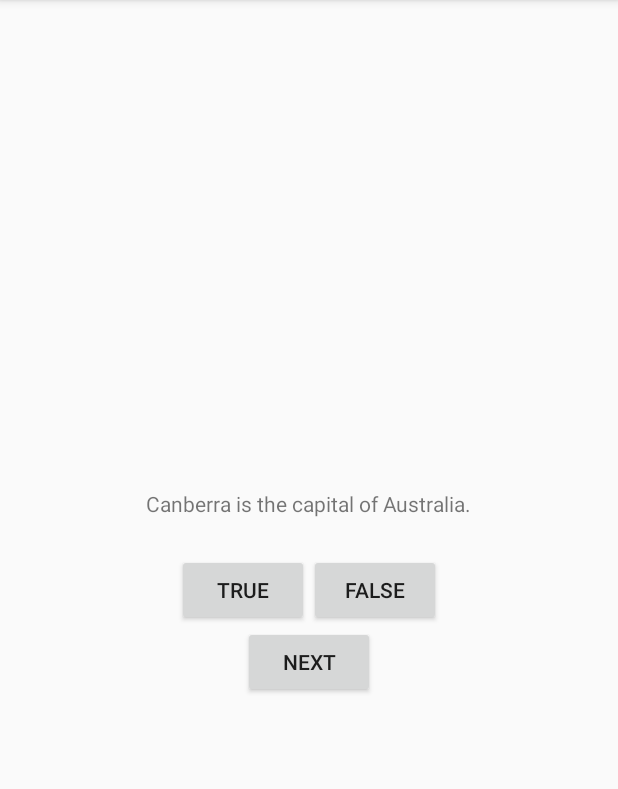
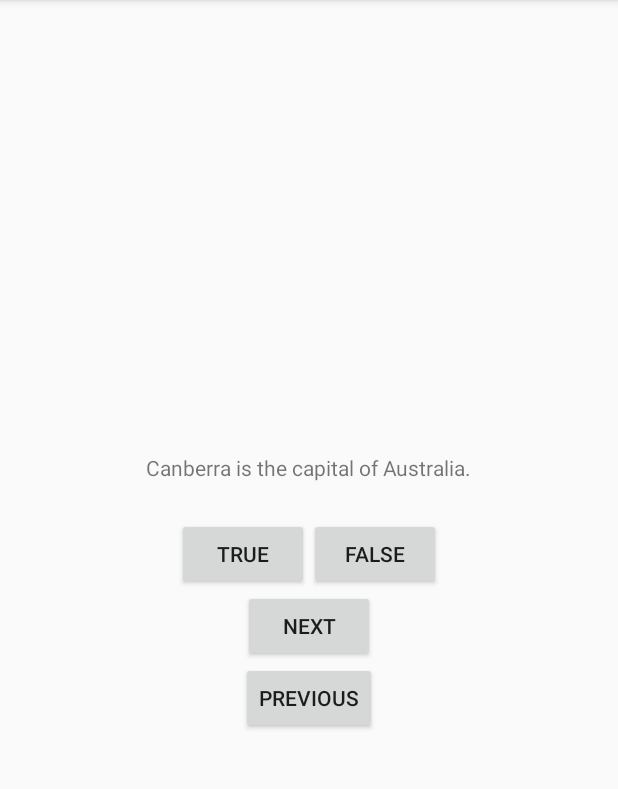
Before and after one commit to esingletary/GeoQuiz, an Android app: the screen it shows after launch (QuizActivity), on a phone screen of 412 x 824 dp, the part 84-873 px from its top. Run offline under Robolectric (Android 15) with nearby library versions, the phone set to English and light mode, and no system bars.

Commit message:
Added a previous button so you can go back to a question.

```diff
--- a/app/src/main/java/co/manny/bnr/geoquiz/QuizActivity.java
+++ b/app/src/main/java/co/manny/bnr/geoquiz/QuizActivity.java
@@ -9,7 +9,7 @@ import android.widget.Toast;
 
 public class QuizActivity extends AppCompatActivity {
 
-    private Button mTrueButton, mFalseButton, mNextButton;
+    private Button mTrueButton, mFalseButton, mNextButton, mPreviousButton;
     private TextView mQuestionTextView;
 
     private Question[] mQuestionBank = new Question[] {
@@ -39,6 +39,19 @@ public class QuizActivity extends AppCompatActivity {
             }
         });
 
+        mPreviousButton = (Button) findViewById(R.id.previous_button);
+        mPreviousButton.setOnClickListener(new View.OnClickListener() {
+            @Override
+            public void onClick (View v) {
+                if (mCurrentIndex == 0) {
+                    mCurrentIndex = mQuestionBank.length - 1;
+                } else {
+                    mCurrentIndex--;
+                }
+                updateQuestion();
+            }
+        });
+
         mTrueButton = (Button) findViewById(R.id.true_button);
         mTrueButton.setOnClickListener(new View.OnClickListener() {
             @Override
@@ -58,8 +71,7 @@ public class QuizActivity extends AppCompatActivity {
     }
 
     private void updateQuestion() {
-        int question = mQuestionBank[mCurrentIndex].getTextResId();
-        mQuestionTextView.setText(question);
+        mQuestionTextView.setText(mQuestionBank[mCurrentIndex].getTextResId());
     }
 
     private void checkAnswer(boolean userPressedTrue) {
--- a/app/src/main/res/layout/activity_quiz.xml
+++ b/app/src/main/res/layout/activity_quiz.xml
@@ -34,4 +34,10 @@
         android:layout_height="wrap_content"
         android:text="@string/next_button"/>
 
+    <Button
+        android:id="@+id/previous_button"
+        android:layout_width="wrap_content"
+        android:layout_height="wrap_content"
+        android:text="@string/previous_button"/>
+
 </LinearLayout>
--- a/app/src/main/res/values/strings.xml
+++ b/app/src/main/res/values/strings.xml
@@ -3,6 +3,7 @@
     <string name="true_button">True</string>
     <string name="false_button">False</string>
     <string name="next_button">Next</string>
+    <string name="previous_button">Previous</string>
     <string name="correct_toast">Correct!</string>
     <string name="incorrect_toast">Incorrect!</string>
 
```
